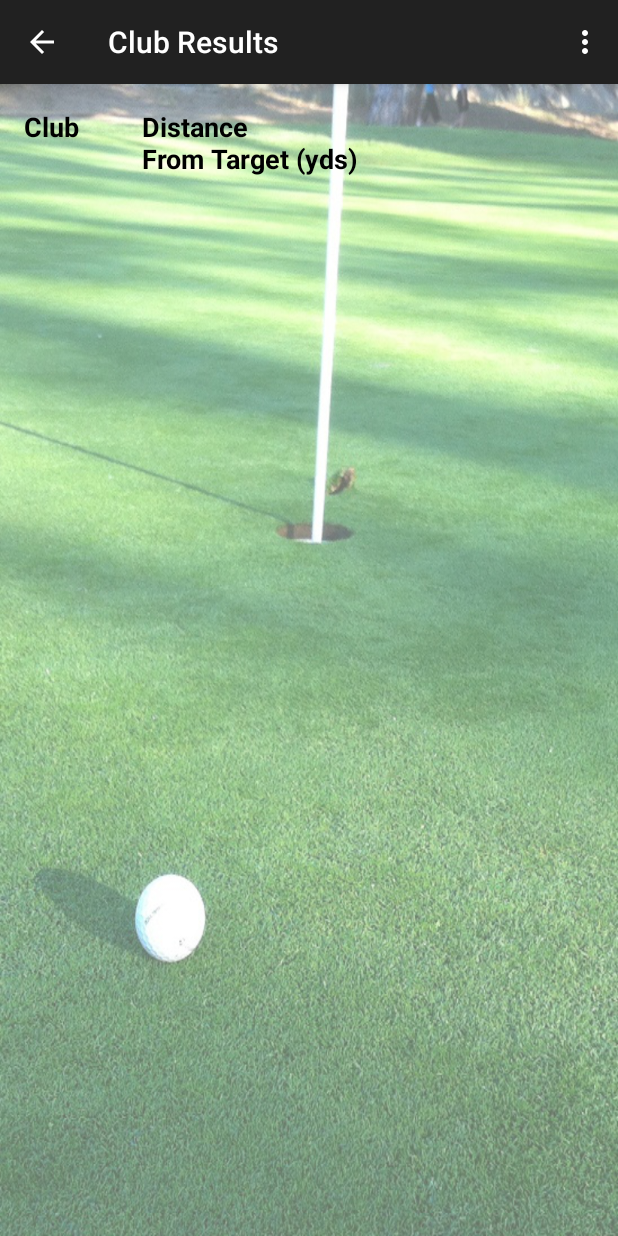
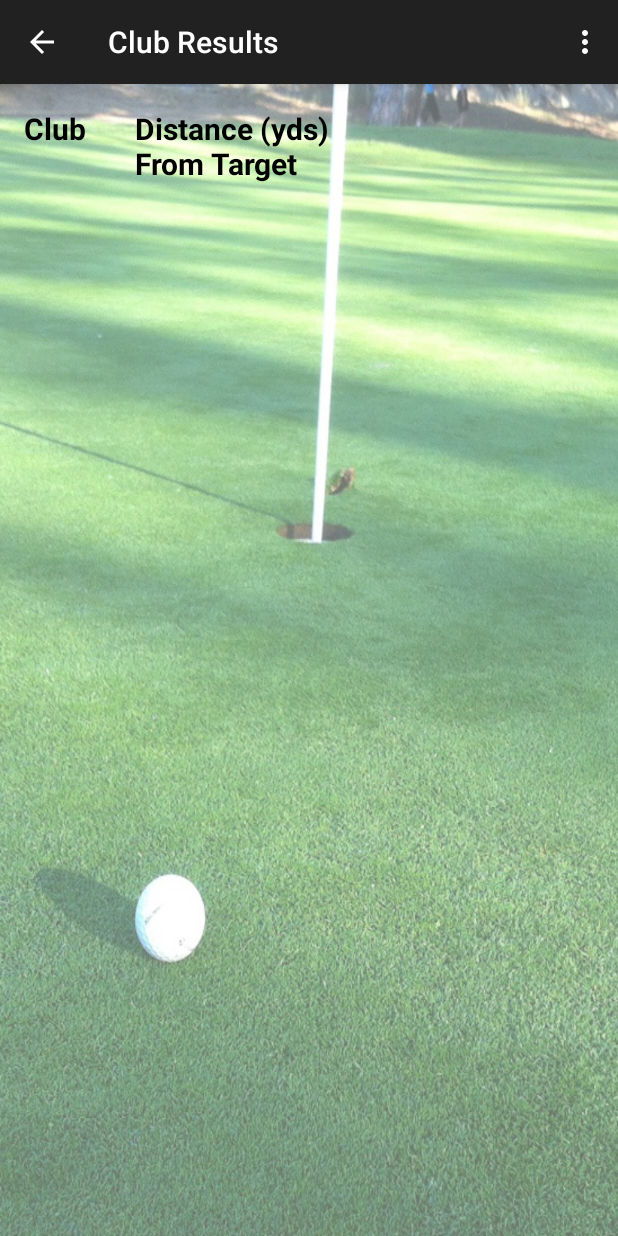
Before and after one commit to clintwojtowicz/HillCaddyLite, an Android app: the ClubResultActivity screen opened directly, with no data from a screen before it, on a phone screen of 412 x 824 dp. Run offline under Robolectric (Android 15) with nearby library versions, the phone set to English and light mode, and no system bars.

Commit message:
Added units conversion

```diff
--- a/app/src/main/java/com/clint/hillcaddylite/ClubResultActivity.java
+++ b/app/src/main/java/com/clint/hillcaddylite/ClubResultActivity.java
@@ -23,6 +23,8 @@ import java.util.List;
 public class ClubResultActivity extends AppCompatActivity {
 
     GlobalVars globals;
+    private Integer Ydist;
+    private Integer Zdist;
 
     @Override
     protected void onCreate(Bundle savedInstanceState) {
@@ -30,20 +32,20 @@ public class ClubResultActivity extends AppCompatActivity {
         setContentView(R.layout.activity_club_result);
 
         Intent intent = getIntent();
-        Integer Zdist = intent.getIntExtra(CourseModeActivity.EXTRA_ZDIST, 0);
-        Integer Ydist = intent.getIntExtra(CourseModeActivity.EXTRA_YDIST, 0);
+        Zdist = intent.getIntExtra(CourseModeActivity.EXTRA_ZDIST, 0);
+        Ydist = intent.getIntExtra(CourseModeActivity.EXTRA_YDIST, 0);
 
         this.setRequestedOrientation(ActivityInfo.SCREEN_ORIENTATION_PORTRAIT);
 
         globals = ((GlobalVars)getApplicationContext());
 
-        showShotResults(Ydist, Zdist);
     }
 
     @Override
     protected void onResume()
     {
         setBackgroundImage();
+        showShotResults(Ydist, Zdist);
         super.onResume();
     }
 
@@ -75,22 +77,27 @@ public class ClubResultActivity extends AppCompatActivity {
         List<ShotResult> distanceList = profile.getAllDistancesFromTarget(ydist, zdist);
 
         TableLayout distanceTable = (TableLayout) findViewById(R.id.resultCard_table);
+        //make sure the table is clear before making changes
+        distanceTable.removeAllViews();
+
         TableRow header = new TableRow(this);
 
         TextView tv0 = new TextView(this);
-        tv0.setText("Club         ");
+        tv0.setText("Club       ");
         tv0.setTextColor(Color.BLACK);
         tv0.setTypeface(null, Typeface.BOLD);
         tv0.setGravity(Gravity.LEFT);
-        tv0.setTextSize(18);
+        tv0.setTextSize(20);
         header.addView(tv0);
 
         TextView tv1 = new TextView(this);
-        tv1.setText("Distance \nFrom Target (yds)");
+        //determine whether to use metrics or yards for text
+        if(!globals.getDisplayUnits()) tv1.setText(R.string.distance_yds_table_result_text);
+        else tv1.setText(R.string.distance_m_table_result_text);
         tv1.setTextColor(Color.BLACK);
         tv1.setTypeface(null, Typeface.BOLD);
         tv1.setGravity(Gravity.LEFT);
-        tv1.setTextSize(18);
+        tv1.setTextSize(20);
         header.addView(tv1);
 
         distanceTable.addView(header);
@@ -109,7 +116,11 @@ public class ClubResultActivity extends AppCompatActivity {
             tbrow.addView(t1v);
 
             TextView t2v = new TextView(this);
-            t2v.setText(shot.getDistance().toString());
+            //check to see whether distance should be in yards or meters
+            if(!globals.getDisplayUnits()) t2v.setText(shot.getDistance().toString());
+            else {
+                t2v.setText(Conversion.yardToMeterRnd(shot.getDistance()).toString());
+            }
             t2v.setTextColor(Color.BLACK);
             t2v.setGravity(Gravity.LEFT);
             t2v.setTextSize(18);
@@ -119,11 +130,13 @@ public class ClubResultActivity extends AppCompatActivity {
         }
 
         ShotResult closestShot = findClosestShot(distanceList);
-        showClosestClubDialog(closestShot, ydist, zdist);
+        //decide whether the closest club dialog should show yards or meters for results
+        if(!globals.getDisplayUnits()) showClosestClubDialogYards(closestShot, ydist, zdist);
+        else showClosestClubDialogMeters(closestShot, ydist, zdist);
 
     }
 
-    public void showClosestClubDialog(ShotResult shot, Integer yDist, Integer zDist)
+    public void showClosestClubDialogYards(ShotResult shot, Integer yDist, Integer zDist)
     {
         AlertDialog.Builder builder = new AlertDialog.Builder(this);
         builder.setCancelable(true);
@@ -140,6 +153,38 @@ public class ClubResultActivity extends AppCompatActivity {
         else if (shot.getDistance() < 1000)
         {
             builder.setMessage(shotDist + "The closest club is your " + shot.getClubName() + ". It will land " + shot.getDistance().toString() + " yds past the target");
+        }
+        else
+        {
+            builder.setMessage(shotDist + "No clubs available, go to range mode and check your clubs and distances for a club recommendation.");
+        }
+
+        builder.setPositiveButton("OK", new DialogInterface.OnClickListener(){
+            public void onClick(DialogInterface dialog, int id){}
+        });
+
+        builder.show();
+    }
+
+    public void showClosestClubDialogMeters(ShotResult shot, Integer yDist, Integer zDist)
+    {
+        AlertDialog.Builder builder = new AlertDialog.Builder(this);
+        builder.setCancelable(true);
+        builder.setTitle("HillCaddy Says...");
+
+        Integer dist = ShotCalculator.calculateDistance(yDist, zDist);
+        //convert distance to meters
+        dist = Conversion.yardToMeterRnd(dist);
+
+        String shotDist = "The shot will play "+ dist.toString() +" meters.\n";
+
+        if (shot.getDistance() < 0) {
+            Integer shotAbs = Math.abs(Conversion.yardToMeterRnd(shot.getDistance()));
+            builder.setMessage(shotDist + "The closest club is your " + shot.getClubName() + ". It will land " + shotAbs.toString() + " m short of the target");
+        }
+        else if (shot.getDistance() < 1000)
+        {
+            builder.setMessage(shotDist + "The closest club is your " + shot.getClubName() + ". It will land " + shot.getDistance().toString() + " m past the target");
         }
         else
         {
--- a/app/src/main/res/layout/activity_club_result.xml
+++ b/app/src/main/res/layout/activity_club_result.xml
@@ -15,7 +15,7 @@
 
         <HorizontalScrollView
             android:id="@+id/hscrll1"
-            android:layout_width="wrap_content"
+            android:layout_width="match_parent"
             android:layout_height="wrap_content" >
 
             <RelativeLayout
@@ -27,7 +27,7 @@
 
                 <TableLayout
                     android:id="@+id/resultCard_table"
-                    android:layout_width="wrap_content"
+                    android:layout_width="match_parent"
                     android:layout_height="wrap_content">
                 </TableLayout>
 
```
Also changed, not shown: app/src/main/java/com/clint/hillcaddylite/Conversion.java (+12 -0 lines), app/src/main/java/com/clint/hillcaddylite/DistanceCardActivity.java (+11 -3 lines), app/src/main/java/com/clint/hillcaddylite/RangeModeActivity.java (+27 -8 lines), app/src/main/res/layout/activity_range_mode.xml (+4 -3 lines), app/src/main/res/values/strings.xml (+11 -29 lines).
